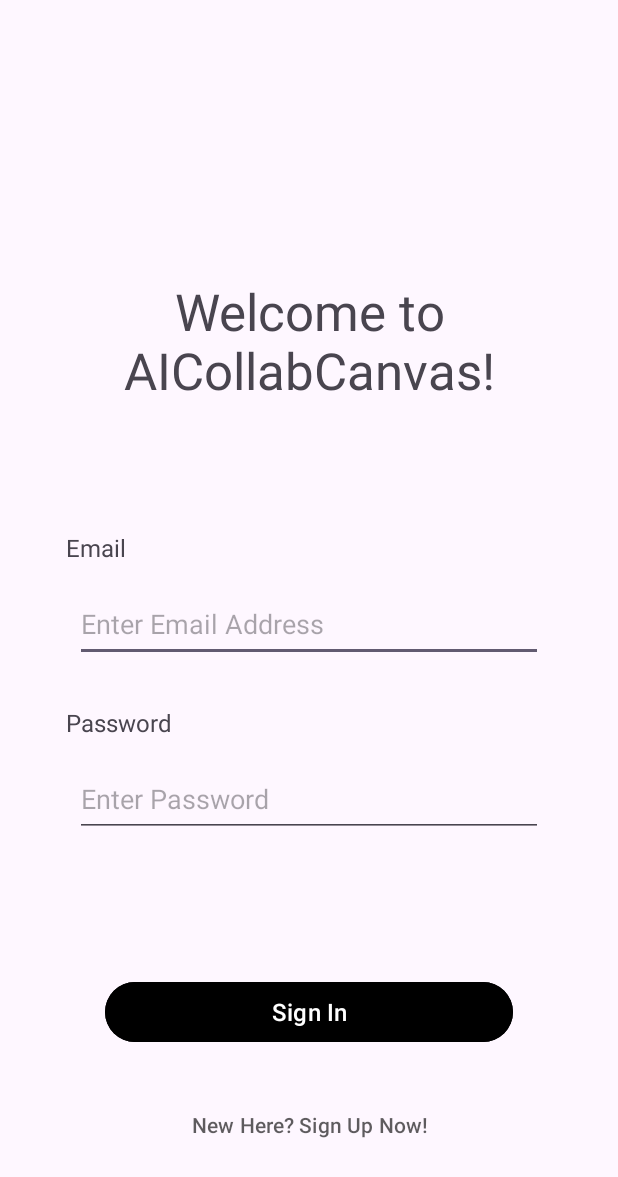
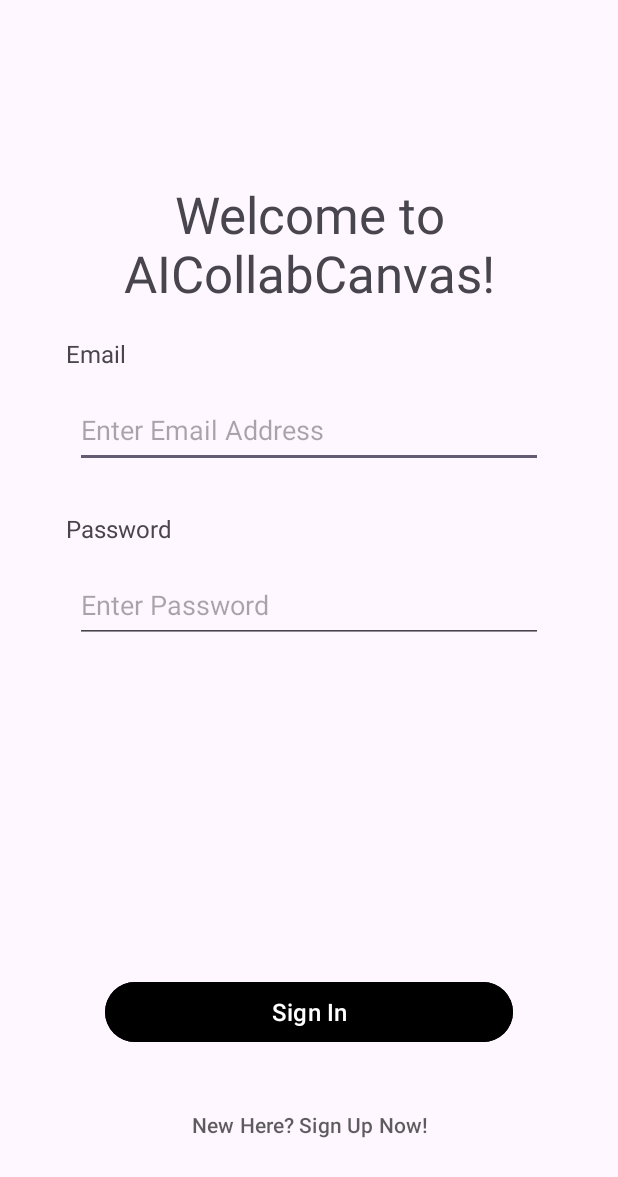
Before and after one commit to sapshmid/AICollabCanvas, an Android app: the screen it shows after launch (MainActivity), on a phone screen of 412 x 824 dp. Shown: the top 1177 px of the screen. Run offline under Robolectric (Android 15) with nearby library versions, the phone set to English and light mode, and no system bars; our stand-ins replace Firebase (no records; nobody signed in at launch, a user with empty details on screens opened directly), navigation-ui; Roboto replaces fonts that are not available here.

Commit message:
Added scroll views + reshow nav

```diff
--- a/app/src/main/java/com/example/aicollabcanvas/MainActivity.kt
+++ b/app/src/main/java/com/example/aicollabcanvas/MainActivity.kt
@@ -7,6 +7,7 @@
 import androidx.navigation.fragment.NavHostFragment
 import androidx.navigation.ui.NavigationUI
 import com.google.android.material.bottomnavigation.BottomNavigationView
+import com.google.firebase.appcheck.internal.util.Logger
 import com.google.firebase.auth.FirebaseAuth
 
 class MainActivity : AppCompatActivity() {
@@ -46,14 +47,17 @@
             true
         }
 
-
-        // Initialize in a signed-out mode
-        auth.signOut()
-        bottomNavigationView.visibility = View.GONE
+        GlobalProfileManager.getProfile()?.let {
+            bottomNavigationView.visibility = View.VISIBLE
+        }
     }
 
-    override fun onStop() {
-        super.onStop()
-        FirebaseAuth.getInstance().signOut() // Log out when the app is stopped.
+    override fun onDestroy() {
+        super.onDestroy()
+
+        if (isFinishing) {
+            FirebaseAuth.getInstance().signOut() // Log out when the app is stopped.
+            GlobalProfileManager.clearProfile()
+        }
     }
 }
--- a/app/src/main/res/layout/fragment_login.xml
+++ b/app/src/main/res/layout/fragment_login.xml
@@ -1,12 +1,17 @@
 <?xml version="1.0" encoding="utf-8"?>
-<androidx.constraintlayout.widget.ConstraintLayout xmlns:android="http://schemas.android.com/apk/res/android"
+<ScrollView
+    xmlns:android="http://schemas.android.com/apk/res/android"
     xmlns:app="http://schemas.android.com/apk/res-auto"
     xmlns:tools="http://schemas.android.com/tools"
+    android:id="@+id/main"
     android:layout_width="match_parent"
     android:layout_height="match_parent"
+    android:fillViewport="true"
     tools:context=".ui.login.LoginFragment">
 
-    <!-- TODO: Update blank fragment layout -->
+    <androidx.constraintlayout.widget.ConstraintLayout
+        android:layout_width="match_parent"
+        android:layout_height="wrap_content">
 
         <TextView
             android:id="@+id/tvemail"
@@ -24,17 +29,16 @@
 
         <TextView
             android:id="@+id/etWelcomeTitle"
-        android:layout_width="0dp"
-        android:layout_height="0dp"
+            android:layout_width="wrap_content"
+            android:layout_height="wrap_content"
             android:layout_marginStart="50dp"
             android:layout_marginTop="120dp"
             android:layout_marginEnd="50dp"
-        android:layout_marginBottom="490dp"
+            android:layout_marginBottom="40dp"
             android:fontFamily="sans-serif"
             android:gravity="center"
             android:text="@string/head_title"
             android:textSize="34sp"
-        app:layout_constraintBottom_toBottomOf="parent"
             app:layout_constraintEnd_toEndOf="parent"
             app:layout_constraintStart_toStartOf="parent"
             app:layout_constraintTop_toTopOf="parent" />
@@ -123,3 +127,4 @@
             app:layout_constraintBottom_toTopOf="@+id/btnSignin"  />
 
     </androidx.constraintlayout.widget.ConstraintLayout>
+</ScrollView>
```
Also changed, not shown: app/src/main/res/layout/fragment_register.xml (+9 -1 lines). Lines whose indentation alone changed are shown as unchanged.
